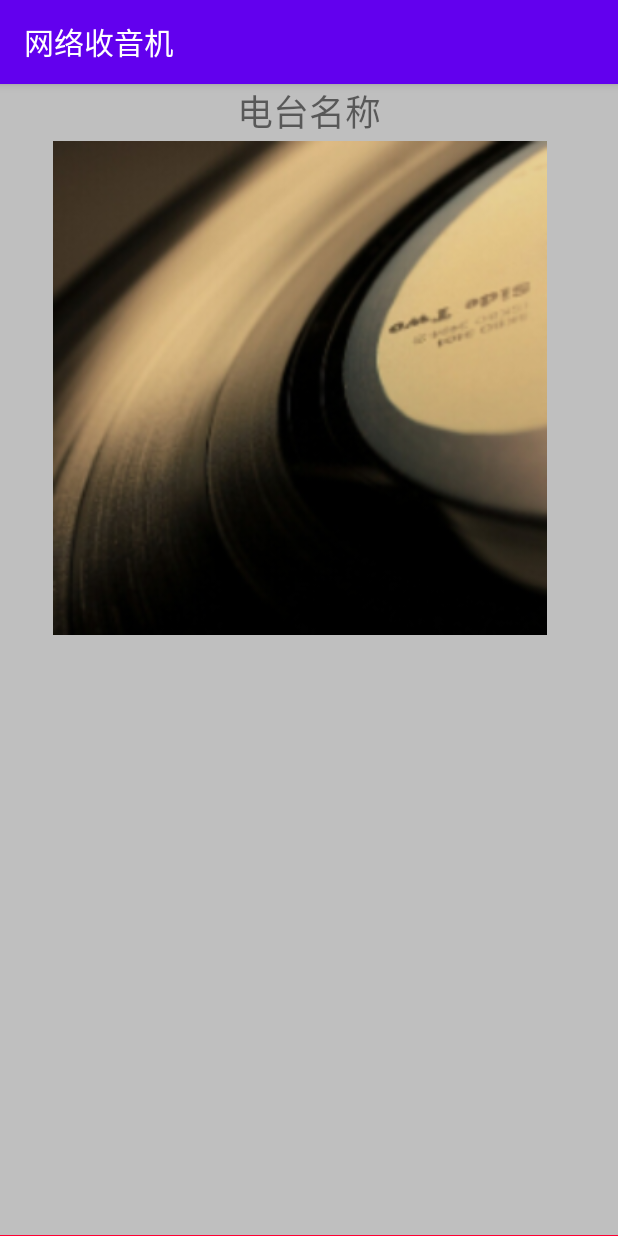
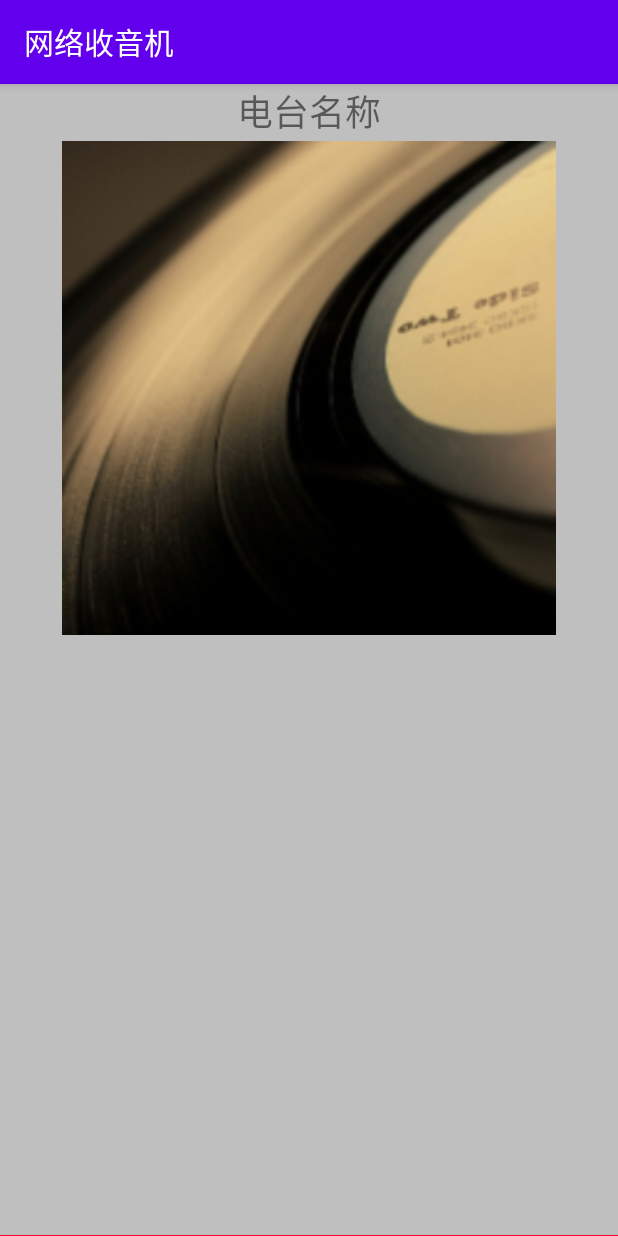
Before and after one commit to yzzyzz/goloradio, an Android app: the fragment PlayerViewFragment placed in its activity, on a phone screen of 412 x 824 dp. Run offline under Robolectric (Android 15) with nearby library versions, the phone set to English and light mode, and no system bars; our stand-ins replace EventBus; libraries missing offline, so code that uses them is left out: com.google.android.exoplayer2; pictures from the network do not load; 5 statements that could not run were skipped.

Commit message:
调整不同设备的窗口

```diff
--- a/app/src/main/java/com/golo/goloradio/MainActivity.java
+++ b/app/src/main/java/com/golo/goloradio/MainActivity.java
@@ -39,7 +39,6 @@ public class MainActivity extends AppCompatActivity {
     private static final int REQUEST_EXTERNAL_STORAGE = 1;
 
     private static String TAG = "主界面 MainActivity";
-    private String playerFmTag = "playerfragtag";
 
 
 
@@ -88,10 +87,6 @@ public class MainActivity extends AppCompatActivity {
                 startActivity(getpermission);
             }
         }
-
-
-
-        Log.e(TAG, "onCreate:  get width" );
 
 
         if(mediaPlayer == null){
--- a/app/src/main/res/layout/fragment_player_view.xml
+++ b/app/src/main/res/layout/fragment_player_view.xml
@@ -27,9 +27,9 @@
             android:focusableInTouchMode="true"
             android:layout_width="match_parent"
             android:layout_height="237dp"
-            android:layout_marginLeft="35dp"
-            android:layout_marginRight="35dp"
+            android:layout_gravity="center"
             android:scaleType="centerCrop"
+            android:layout_centerVertical="true"
             ></ImageView>
 
         <com.golo.goloradio.utils.MarqueeText
```
